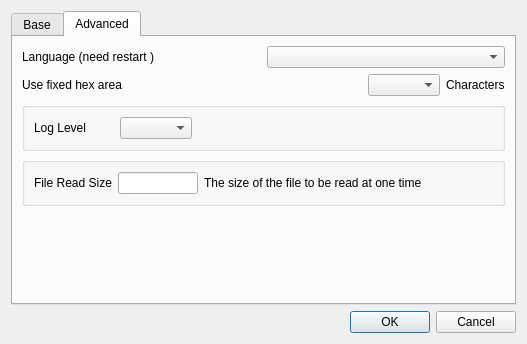
Old version of the form CryptokiMan/settings_dlg.ui in the repository jykim74/CryptokiMan.
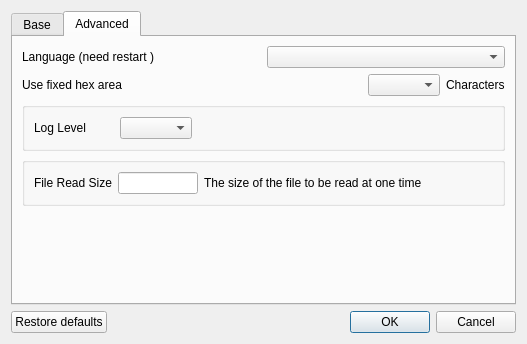
New version of the form.

```diff
--- a/CryptokiMan/settings_dlg.ui
+++ b/CryptokiMan/settings_dlg.ui
@@ -336,14 +336,45 @@
     </widget>
    </item>
    <item>
-    <widget class="QDialogButtonBox" name="buttonBox">
-     <property name="orientation">
-      <enum>Qt::Horizontal</enum>
+    <layout class="QGridLayout" name="gridLayout_6">
+     <property name="topMargin">
+      <number>0</number>
      </property>
-     <property name="standardButtons">
-      <set>QDialogButtonBox::Cancel|QDialogButtonBox::Ok</set>
-     </property>
-    </widget>
+     <item row="0" column="2">
+      <widget class="QPushButton" name="mOKBtn">
+       <property name="text">
+        <string>OK</string>
+       </property>
+      </widget>
+     </item>
+     <item row="0" column="0">
+      <widget class="QPushButton" name="mRestoreDefaultsBtn">
+       <property name="text">
+        <string>Restore defaults</string>
+       </property>
+      </widget>
+     </item>
+     <item row="0" column="3">
+      <widget class="QPushButton" name="mCancelBtn">
+       <property name="text">
+        <string>Cancel</string>
+       </property>
+      </widget>
+     </item>
+     <item row="0" column="1">
+      <spacer name="horizontalSpacer_4">
+       <property name="orientation">
+        <enum>Qt::Horizontal</enum>
+       </property>
+       <property name="sizeHint" stdset="0">
+        <size>
+         <width>40</width>
+         <height>20</height>
+        </size>
+       </property>
+      </spacer>
+     </item>
+    </layout>
    </item>
   </layout>
  </widget>
```
Left out of the diff: 35 changed lines with no effect on the pictures.
